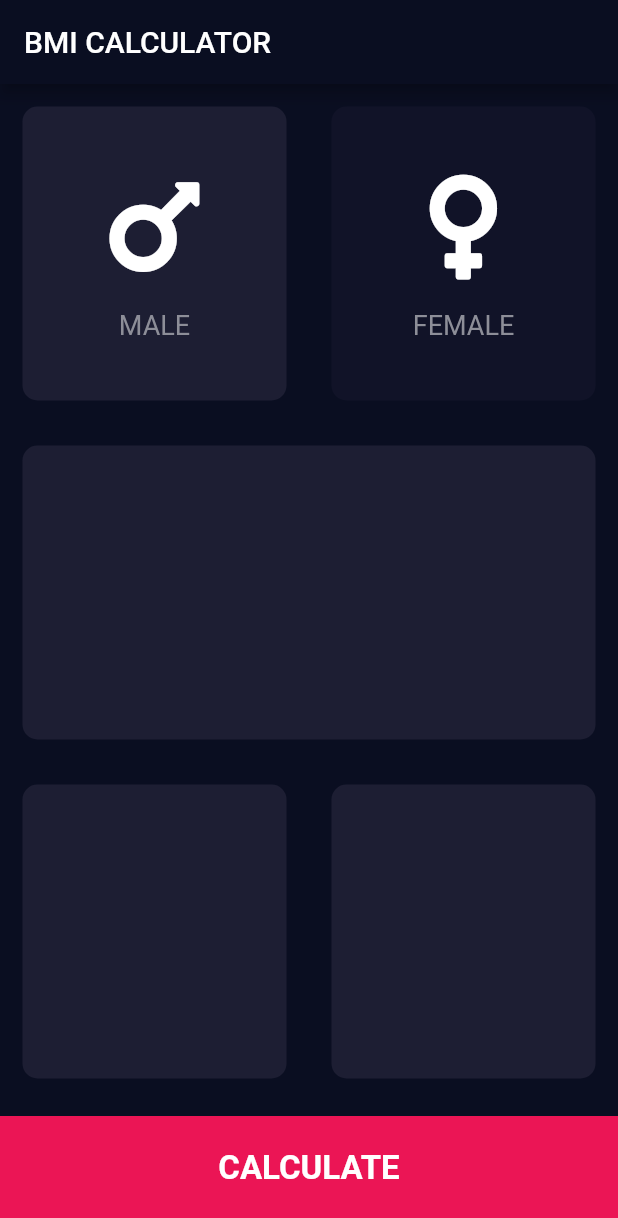
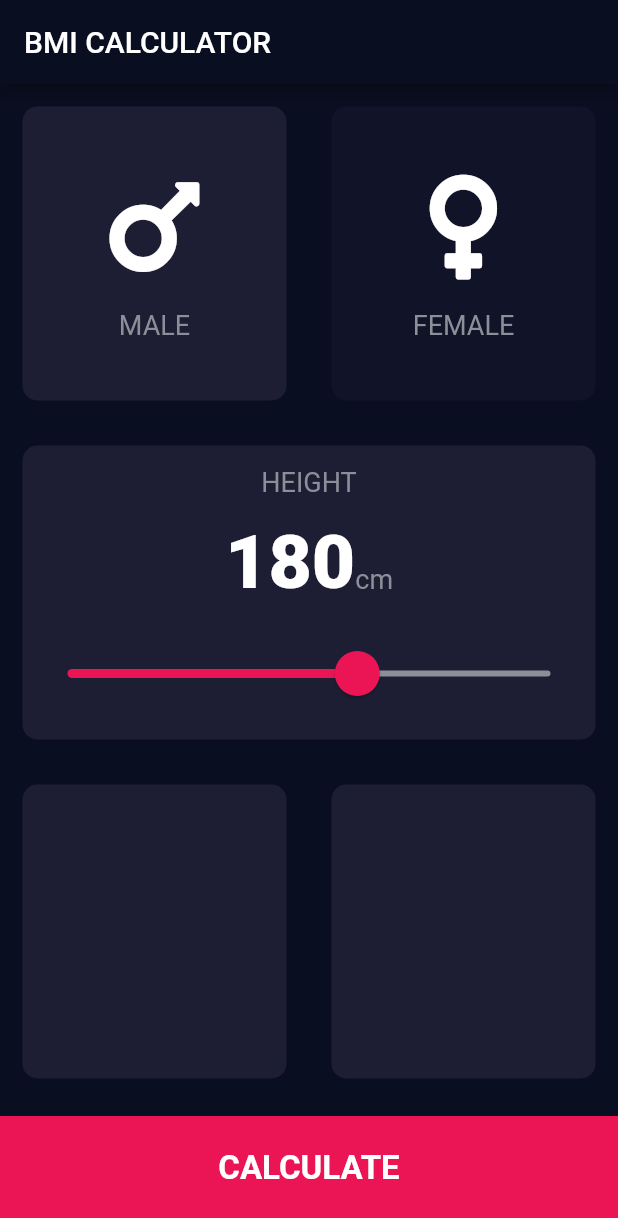
Before and after one commit to DhairyeKataria/bmi_calculator, a Flutter app: the screen it shows after launch, on a phone screen of 412 x 824 dp. Shown: the top 1218 px of the screen. Run offline on Flutter 3.47's test engine with Material 2 defaults, Android fonts, the phone set to English and light mode, and no system bars; our stand-ins replace font_awesome_flutter.

Commit message:
Built the Slider Card

```diff
--- a/lib/constants.dart
+++ b/lib/constants.dart
@@ -9,3 +9,8 @@ const kLabelTextStyle = TextStyle(
   fontSize: 18.0,
   color: Color(0xFF8D8E98),
 );
+
+const kNumberTextStyle = TextStyle(
+  fontSize: 50,
+  fontWeight: FontWeight.w900,
+);
--- a/lib/input_page.dart
+++ b/lib/input_page.dart
@@ -18,6 +18,7 @@ enum Gender {
 
 class _InputPageState extends State<InputPage> {
   Gender selectedGender = Gender.male;
+  int height = 180;
 
   @override
   Widget build(BuildContext context) {
@@ -68,12 +69,51 @@ class _InputPageState extends State<InputPage> {
             ),
           ),
           Expanded(
-            child: ReusableCard(color: kActiveCardColor),
+            child: ReusableCard(
+              color: kActiveCardColor,
+              cardChild: Column(
+                mainAxisAlignment: MainAxisAlignment.spaceEvenly,
+                children: [
+                  const Text('HEIGHT', style: kLabelTextStyle),
+                  Row(
+                    mainAxisAlignment: MainAxisAlignment.center,
+                    crossAxisAlignment: CrossAxisAlignment.baseline,
+                    textBaseline: TextBaseline.alphabetic,
+                    children: [
+                      Text(height.toString(), style: kNumberTextStyle),
+                      const Text('cm', style: kLabelTextStyle),
+                    ],
+                  ),
+                  SliderTheme(
+                    data: SliderTheme.of(context).copyWith(
+                      activeTrackColor: const Color(0xFFEB1555),
+                      inactiveTrackColor: const Color(0xFF8D8E98),
+                      thumbColor: const Color(0xFFEB1555),
+                      overlayColor: const Color(0x29EB1555),
+                      overlayShape:
+                          const RoundSliderOverlayShape(overlayRadius: 30.0),
+                      thumbShape:
+                          const RoundSliderThumbShape(enabledThumbRadius: 15.0),
+                    ),
+                    child: Slider(
+                      value: height.toDouble(),
+                      min: 120,
+                      max: 220,
+                      onChanged: (double newValue) {
+                        setState(() {
+                          height = newValue.round();
+                        });
+                      },
+                    ),
+                  ),
+                ],
+              ),
+            ),
           ),
           Expanded(
             child: Row(
               crossAxisAlignment: CrossAxisAlignment.stretch,
-              children: <Widget>[
+              children: const <Widget>[
                 Expanded(
                   child: ReusableCard(color: kActiveCardColor),
                 ),
--- a/lib/reusable_card.dart
+++ b/lib/reusable_card.dart
@@ -3,7 +3,7 @@
 import 'package:flutter/material.dart';
 
 class ReusableCard extends StatelessWidget {
-  ReusableCard({required this.color, this.cardChild, this.onPress});
+  const ReusableCard({required this.color, this.cardChild, this.onPress});
 
   final Color color;
   final Widget? cardChild;
@@ -12,9 +12,7 @@ class ReusableCard extends StatelessWidget {
   @override
   Widget build(BuildContext context) {
     return GestureDetector(
-      onTap: () {
-        onPress!();
-      },
+      onTap: () => onPress!(),
       child: Container(
         margin: const EdgeInsets.all(15.0),
         decoration: BoxDecoration(
```
